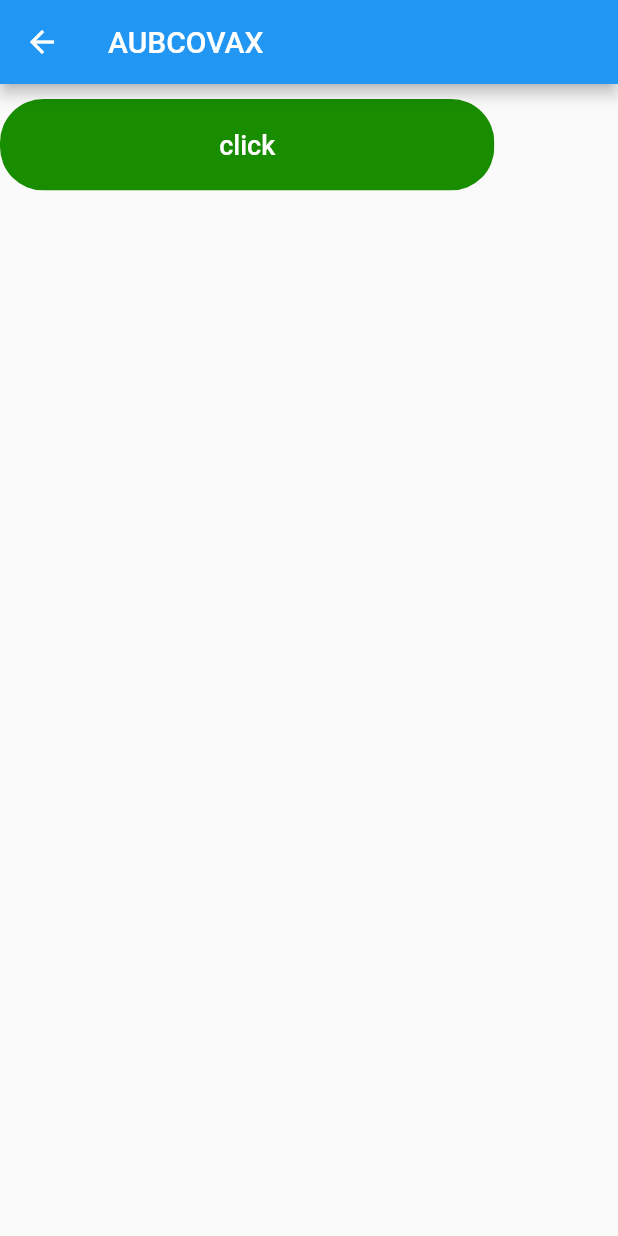
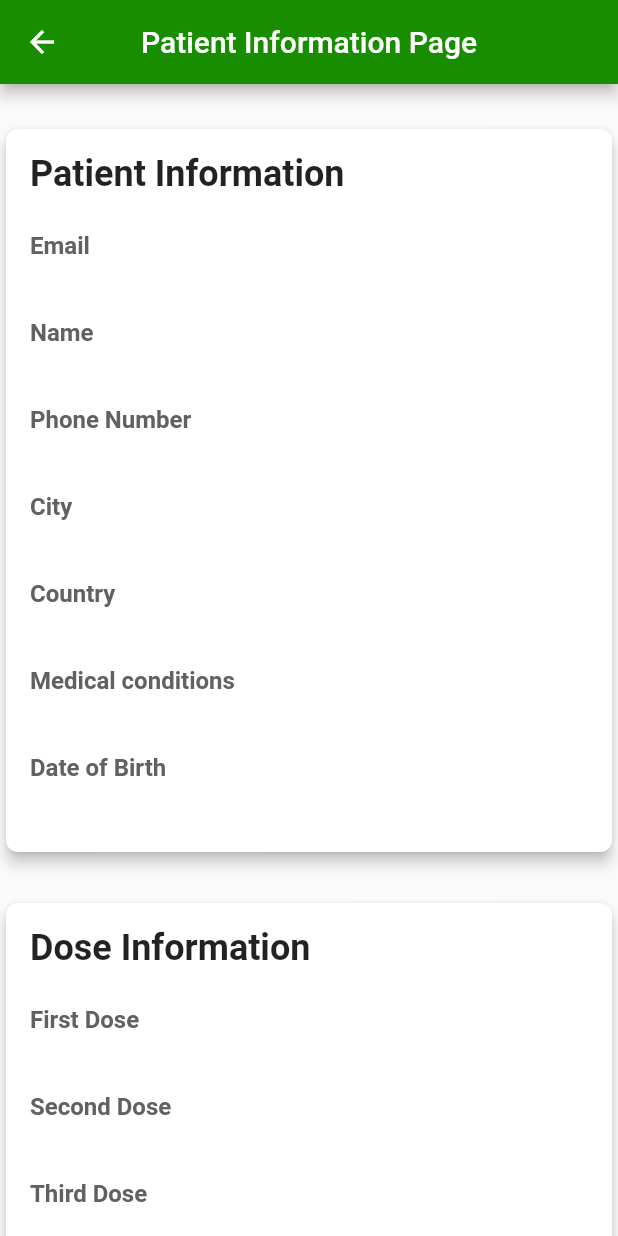
Before and after one commit to kss22/covid_app, a Flutter app: the HomePage screen opened by its route, on a phone screen of 412 x 824 dp. Run offline on Flutter 3.47's test engine with Material 2 defaults, Android fonts, the phone set to English and light mode, and no system bars; our stand-ins replace firebase_auth, firebase_core, firebase_database, mask_text_input_formatter; accounts and stored records are empty.

Commit message:
designed homepage and integrated backend & entity choosing

```diff
--- a/lib/Screens/Home/home_screen.dart
+++ b/lib/Screens/Home/home_screen.dart
@@ -1,3 +1,4 @@
+import 'package:covid_app/assets/assets.dart';
 import 'package:covid_app/assets/rounded_button.dart';
 import 'package:flutter/material.dart';
 import 'package:firebase_database/firebase_database.dart';
@@ -11,38 +12,163 @@ class HomePage extends StatefulWidget {
 
 class _HomePageState extends State<HomePage> {
   String email = "";
+  String name = "";
+  String birth = "";
+  String phone = "";
+  String city = "";
+  String country = "";
+  String meds = "";
+  String first = "";
+  String second = "";
+  String third = "";
 
   @override
   Widget build(BuildContext context) {
     final DatabaseReference database = FirebaseDatabase.instance.reference();
 
+    // TODO must be fixed to get the signed in user
+    database.child('users').child('user').once().then((DataSnapshot snapshot) {
+      // Handle the retrieved data
+      setState(() {
+        email = snapshot.value['email'];
+        name = snapshot.value['name'];
+        birth = snapshot.value['date'];
+        city = snapshot.value['city'];
+        country = snapshot.value['country'];
+        phone = snapshot.value['phone'];
+        meds = snapshot.value['medical_conditions'];
+        first = snapshot.value['first_dose'];
+        second = snapshot.value['second_dose'];
+        third = snapshot.value['third_dose'];
+      });
+    }).catchError((error) {
+      // Handle any errors that occur while retrieving data
+      print('Failed to retrieve data: $error');
+    });
+
     return Scaffold(
       appBar: AppBar(
-        title: Text("AUBCOVAX"),
+        title: Text("Patient Information Page"),
+        centerTitle: true,
+        backgroundColor: AppColors.primaryColor,
       ),
       body: SingleChildScrollView(
         child: Column(
+          mainAxisAlignment: MainAxisAlignment.center,
+          crossAxisAlignment: CrossAxisAlignment.center,
           children: [
-            RoundedButton(text: "click", press: (){
-              database.child('users').child('user1').once().then((DataSnapshot snapshot) {
-                // Handle the retrieved data
-                setState(() {
-                  email = snapshot.value['email'];
-                });
-              }).catchError((error) {
-                // Handle any errors that occur while retrieving data
-                print('Failed to retrieve data: $error');
-              });
-              ScaffoldMessenger.of(context).showSnackBar(
-                SnackBar(
-                  content: Text('Data received successfully'),
+            SizedBox(
+              height: 26.0,
+            ),
+            Container(
+              width: double.infinity,
+              child: Card(
+                elevation: 4,
+                shape: RoundedRectangleBorder(
+                  borderRadius: BorderRadius.circular(8),
                 ),
-              );
-            }),
-            Text(email),
+                child: Padding(
+                  padding: EdgeInsets.all(16),
+                  child: Column(
+                    crossAxisAlignment: CrossAxisAlignment.start,
+                    children: [
+                      Text(
+                        'Patient Information',
+                        style: TextStyle(
+                          fontSize: 24,
+                          fontWeight: FontWeight.bold,
+                        ),
+                      ),
+                      SizedBox(height: 16),
+                      UserInfoRow(title: 'Email', value: email),
+                      UserInfoRow(title: 'Name', value: name),
+                      UserInfoRow(title: 'Phone Number', value: phone),
+                      UserInfoRow(title: 'City', value: city),
+                      UserInfoRow(title: 'Country', value: country),
+                      UserInfoRow(title: 'Medical conditions', value: meds),
+                      UserInfoRow(title: 'Date of Birth', value: birth),
+                    ],
+                  ),
+                ),
+              ),
+            ),
+            SizedBox(
+              height: 26.0,
+            ),
+            Container(
+              width: double.infinity,
+              child: Card(
+                elevation: 4,
+                shape: RoundedRectangleBorder(
+                  borderRadius: BorderRadius.circular(8),
+                ),
+                child: Padding(
+                  padding: EdgeInsets.all(16),
+                  child: Column(
+                    crossAxisAlignment: CrossAxisAlignment.start,
+                    children: [
+                      Text(
+                        'Dose Information',
+                        style: TextStyle(
+                          fontSize: 24,
+                          fontWeight: FontWeight.bold,
+                        ),
+                      ),
+                      SizedBox(height: 16),
+                      UserInfoRow(title: 'First Dose', value: first),
+                      UserInfoRow(title: 'Second Dose', value: second),
+                      UserInfoRow(title: 'Third Dose', value: third),
+                    ],
+                  ),
+                ),
+              ),
+            ),
+            SizedBox(
+              height: 26.0,
+            ),
+            RoundedButton(
+                text: "Download Certificate",
+                press: () {
+                  //TODO add the funtion
+                })
           ],
         ),
       ),
     );
   }
 }
+
+class UserInfoRow extends StatelessWidget {
+  final String title;
+  final String value;
+
+  UserInfoRow({required this.title, required this.value});
+
+  @override
+  Widget build(BuildContext context) {
+    return Padding(
+      padding: EdgeInsets.symmetric(vertical: 8),
+      child: Column(
+        crossAxisAlignment: CrossAxisAlignment.start,
+        children: [
+          Text(
+            title,
+            style: TextStyle(
+              fontSize: 16,
+              fontWeight: FontWeight.bold,
+              color: Colors.grey[700],
+            ),
+          ),
+          SizedBox(height: 4),
+          Text(
+            value,
+            style: TextStyle(
+              fontSize: 16,
+              color: Colors.grey[500],
+            ),
+          ),
+        ],
+      ),
+    );
+  }
+}
--- a/lib/Screens/Login/login_body.dart
+++ b/lib/Screens/Login/login_body.dart
@@ -48,7 +48,7 @@ class _BodyLogInState extends State<BodyLogIn> {
         children: [
           SizedBox(height: 80),
           Text(
-            "Welcome to Covaccine",
+            "Welcome to AUBCOVAX",
             style: TextStyle(
               fontSize: 28.0,
               fontWeight: FontWeight.bold,
--- a/lib/Screens/Welcome/welcome.dart
+++ b/lib/Screens/Welcome/welcome.dart
@@ -1,3 +1,4 @@
+import 'package:covid_app/Screens/Login/login_entity.dart';
 import 'package:covid_app/Screens/Login/login_page.dart';
 import 'package:covid_app/Screens/Signup/signup_screen.dart';
 import 'package:covid_app/assets/assets.dart';
@@ -16,7 +17,7 @@ class _MyHomePageState extends State<MyHomePage> {
     return Scaffold(
       backgroundColor: Colors.white,
       appBar: AppBar(
-        title: const Text("Welcome to Covaccine"),
+        title: const Text("Welcome to AUBCOVAX"),
         centerTitle: true,
         backgroundColor: AppColors.primaryColor,
       ),
@@ -52,7 +53,7 @@ class _MyHomePageState extends State<MyHomePage> {
             width: 300,
             child: RaisedButton(
               onPressed: () {
-                Navigator.push(context, MaterialPageRoute(builder: (context) => LoginPage()));
+                Navigator.push(context, MaterialPageRoute(builder: (context) => LoginEntity()));
               },
               child: const Text("Login", style: TextStyle(fontSize: 18.0),),
               color: AppColors.primaryColor,
--- /dev/null
+++ b/lib/assets/entities.dart
@@ -0,0 +1,6 @@
+var entities = [
+  'Choose here',
+  'Patient',
+  'Medical personnel',
+  'Admin'
+];
--- /dev/null
+++ b/lib/assets/user.dart
@@ -0,0 +1,32 @@
+class Users {
+  String email;
+  String name;
+  String phone;
+  String city;
+  String country;
+  String meds;
+  String birth;
+
+  Users({
+    required this.email,
+    required this.name,
+    required this.phone,
+    required this.city,
+    required this.country,
+    required this.meds,
+    required this.birth,
+  });
+
+  // Convert User object to Map
+  Map<String, dynamic> toMap() {
+    return {
+      'email': email,
+      'name': name,
+      'phone': phone,
+      'city': city,
+      'country': country,
+      'meds': meds,
+      'birth': birth,
+    };
+  }
+}
```
Also changed, not shown: lib/Screens/Login/login_entity.dart (added, +117 -0 lines), lib/Screens/Signup/signup_body.dart (+17 -19 lines).
